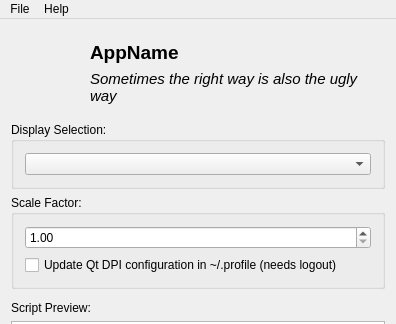
This is src/MainWindow.ui in alex-spataru/HiDPI-Fixer as Qt 5 draws it before an edit; both pictures show x 0 to 396 and y 0 to 324 of the 396 by 542 pixel window. The edited form follows.
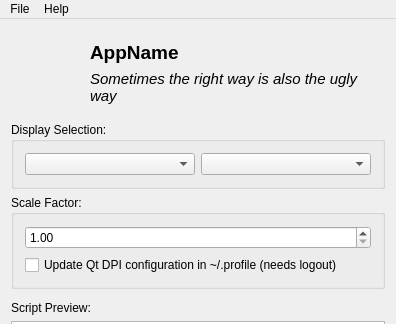
This is the edited form. Icons and pictures are not drawn.

```diff
--- a/src/MainWindow.ui
+++ b/src/MainWindow.ui
@@ -107,6 +107,9 @@
        <item>
         <widget class="QComboBox" name="DisplaysCombo"/>
        </item>
+       <item>
+        <widget class="QComboBox" name="ResolutionsComboBox"/>
+       </item>
       </layout>
      </widget>
     </item>
```
